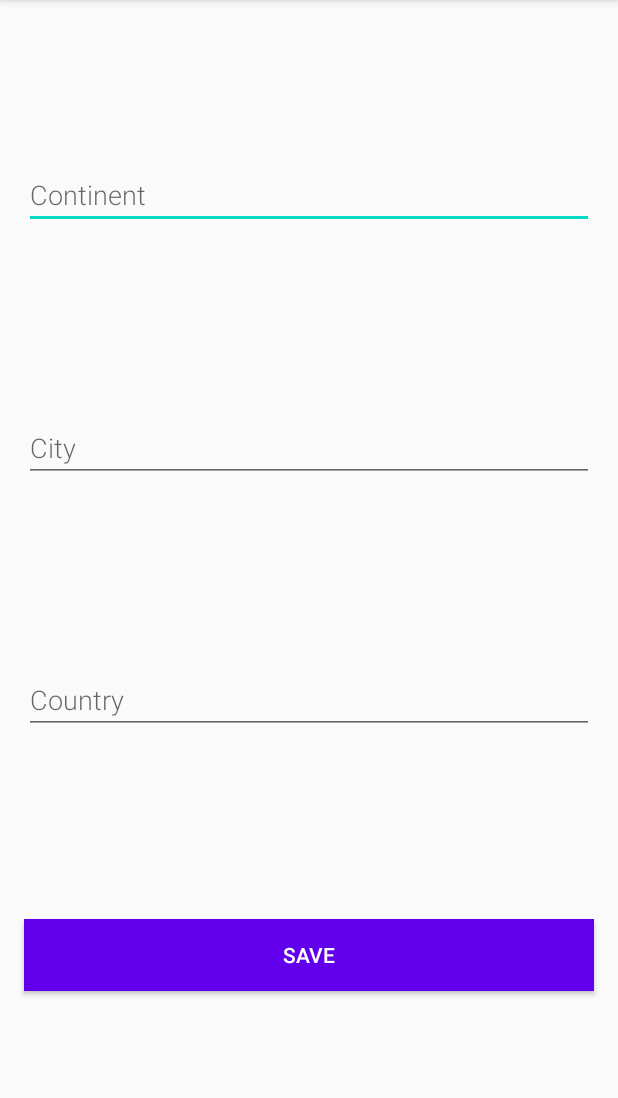
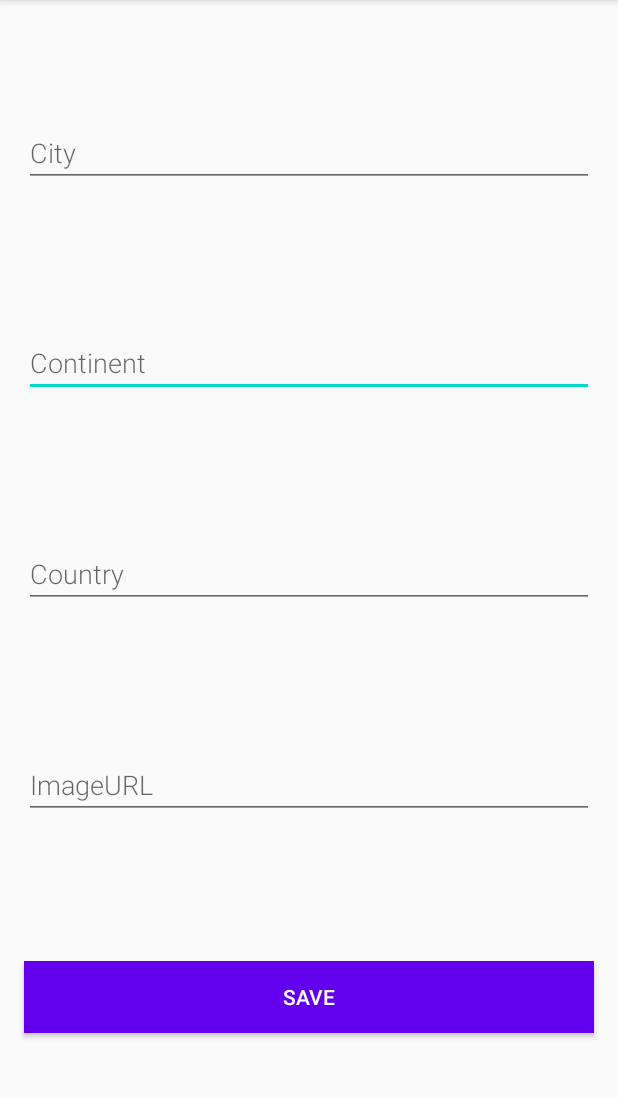
Before and after one commit to kiglarka/trip_planner, an Android app: the screen it shows after launch (NewTripActivity), after a tap on "Add new word", on a phone screen of 412 x 824 dp, the part 84-1182 px from its top. Run offline under Robolectric (Android 15) with nearby library versions, the phone set to English and light mode, and no system bars; our stand-ins replace CircleImageView, Picasso, Room's generated code; pictures from the network do not load.

Commit message:
add imageURL to DB and have imageg loaded by Picasso

```diff
--- a/TripPlanner/app/build.gradle
+++ b/TripPlanner/app/build.gradle
@@ -57,4 +57,8 @@ dependencies {
 // Testing
     androidTestImplementation "androidx.arch.core:core-testing:$rootProject.coreTestingVersion"
 
+// Picasso
+    implementation 'com.squareup.picasso:picasso:2.71828'
+
+
 }
--- a/TripPlanner/app/src/main/java/com/codecool/tripplanner/MainActivity.java
+++ b/TripPlanner/app/src/main/java/com/codecool/tripplanner/MainActivity.java
@@ -80,7 +80,7 @@ public class MainActivity extends AppCompatActivity {
         super.onActivityResult(requestCode, resultCode, data);
 
         if (requestCode == NEW_WORD_ACTIVITY_REQUEST_CODE && resultCode == RESULT_OK) {
-            Trip trip = new Trip(Objects.requireNonNull(data.getStringExtra(NewTripActivity.EXTRA_CITY)), data.getStringExtra(NewTripActivity.EXTRA_CONTINENT), data.getStringExtra(NewTripActivity.EXTRA_COUNTRY));
+            Trip trip = new Trip(Objects.requireNonNull(data.getStringExtra(NewTripActivity.EXTRA_CITY)), data.getStringExtra(NewTripActivity.EXTRA_CONTINENT), data.getStringExtra(NewTripActivity.EXTRA_COUNTRY), data.getStringExtra(NewTripActivity.EXTRA_IMAGE));
             tripViewModel.insert(trip);
         } else {
             Toast.makeText(
--- a/TripPlanner/app/src/main/java/com/codecool/tripplanner/NewTripActivity.java
+++ b/TripPlanner/app/src/main/java/com/codecool/tripplanner/NewTripActivity.java
@@ -15,10 +15,13 @@ public class NewTripActivity extends AppCompatActivity {
     public static final String EXTRA_CITY = "com.example.android.wordlistsql.REPLY";
     public static final String EXTRA_CONTINENT = "com.example.android.wordlistsql.REPLY1";
     public static final String EXTRA_COUNTRY = "com.example.android.wordlistsql.REPLY2";
+    public static final String EXTRA_IMAGE = "com.example.android.wordlistsql.REPLY3";
 
     private EditText addCity;
     private EditText addCountry;
     private EditText addContinent;
+    private EditText addImage;
+
 
 
     @Override
@@ -29,6 +32,7 @@ public class NewTripActivity extends AppCompatActivity {
         addCity = findViewById(R.id.add_city);
         addContinent = findViewById(R.id.add_continent);
         addCountry = findViewById(R.id.add_country);
+        addImage = findViewById(R.id.add_image);
 
 
         final Button button = findViewById(R.id.button_save);
@@ -41,10 +45,12 @@ public class NewTripActivity extends AppCompatActivity {
                     String city = addCity.getText().toString();
                     String continent = addContinent.getText().toString();
                     String country = addCountry.getText().toString();
+                    String image = addImage.getText().toString();
 
                     replyIntent.putExtra(EXTRA_CITY, city);
                     replyIntent.putExtra(EXTRA_CONTINENT, continent);
                     replyIntent.putExtra(EXTRA_COUNTRY, country);
+                    replyIntent.putExtra(EXTRA_IMAGE, image);
                     setResult(RESULT_OK, replyIntent);
                 }
                 finish();
--- a/TripPlanner/app/src/main/java/com/codecool/tripplanner/RecyclerViewAdapter.java
+++ b/TripPlanner/app/src/main/java/com/codecool/tripplanner/RecyclerViewAdapter.java
@@ -6,12 +6,17 @@ import android.view.LayoutInflater;
 import android.view.View;
 import android.view.ViewGroup;
 import android.widget.ImageButton;
+import android.widget.ImageView;
 import android.widget.TextView;
 
 import androidx.annotation.NonNull;
 import androidx.recyclerview.widget.RecyclerView;
 
 import com.bumptech.glide.Glide;
+import com.squareup.picasso.MemoryPolicy;
+import com.squareup.picasso.NetworkPolicy;
+import com.squareup.picasso.Picasso;
+import com.squareup.picasso.Target;
 
 import org.w3c.dom.Text;
 
@@ -24,19 +29,18 @@ public class RecyclerViewAdapter extends RecyclerView.Adapter<RecyclerViewAdapte
 
     class TripViewHolder extends RecyclerView.ViewHolder {
 
-        //private final CircleImageView image;
+        private final CircleImageView imageView;
         private final TextView cityView;
         private final TextView countryView;
         private final TextView continentView;
 
         private TripViewHolder(View itemView) {
             super(itemView);
-            //image = itemView.findViewById(R.id.image);
             cityView = itemView.findViewById(R.id.city);
             countryView = itemView.findViewById(R.id.country);
             continentView = itemView.findViewById(R.id.continent);
-
-        }
+            imageView = itemView.findViewById(R.id.image);
+                   }
     }
 
     private final LayoutInflater inflater;
@@ -57,7 +61,7 @@ public class RecyclerViewAdapter extends RecyclerView.Adapter<RecyclerViewAdapte
     @Override
     public void onBindViewHolder(@NonNull TripViewHolder holder, int position) {
 
-        /*
+         /*
         Glide.with(context)
                 .asBitmap()
                 .load(images.get(position))
@@ -69,6 +73,18 @@ public class RecyclerViewAdapter extends RecyclerView.Adapter<RecyclerViewAdapte
             holder.cityView.setText(current.getCity());
             holder.continentView.setText(current.getContinent());
             holder.countryView.setText(current.getCountry());
+
+            try {
+                Picasso.get()
+                        .load(current.getImage())
+                        .placeholder(R.drawable.ic_launcher_background)
+                        .resize(80,80)
+                        .centerCrop()
+                        .into(holder.imageView);
+            } catch (Exception e) {
+                Picasso.get().load(R.drawable.ic_launcher_background).into(holder.imageView);
+                e.toString();
+            }
 
         } else {
             holder.cityView.setText("No city found");
--- a/TripPlanner/app/src/main/java/com/codecool/tripplanner/Trip.java
+++ b/TripPlanner/app/src/main/java/com/codecool/tripplanner/Trip.java
@@ -15,13 +15,15 @@ public class Trip {
 
     private String continent;
     private String country;
+    private String image;
 
     //private String imgUrl;
 
-    public Trip(@NonNull String city, String continent, String country) {
+    public Trip(@NonNull String city, String continent, String country, String image) {
         this.city = city;
         this.continent = continent;
         this.country = country;
+        this.image = image;
     }
 
 
@@ -39,4 +41,8 @@ public class Trip {
     public String getCountry() {
         return country;
     }
+
+    public String getImage() {
+        return image;
+    }
 }
--- a/TripPlanner/app/src/main/java/com/codecool/tripplanner/TripRoomDatabase.java
+++ b/TripPlanner/app/src/main/java/com/codecool/tripplanner/TripRoomDatabase.java
@@ -31,17 +31,17 @@ public abstract class TripRoomDatabase extends RoomDatabase {
                 dao.deleteAll();
 
 
-                Trip trip = new Trip("Paris", "Europe", "France");
+                Trip trip = new Trip("Paris", "Europe", "France", "https://africana.arizona.edu/sites/africana.arizona.edu/files/Eiffel-Tower-Paris-France.jpg");
                 dao.insert(trip);
-                trip = new Trip("Copenhagen", "Europe", "Denmark");
+                trip = new Trip("Copenhagen", "Europe", "Denmark", "https://img.washingtonpost.com/blogs/wonkblog/files/2016/08/Nyhavn_copenhagen.jpg");
                 dao.insert(trip);
-                trip = new Trip("New York", "North America", "USA");
+                trip = new Trip("New York", "North America", "USA", "https://data.jigsawpuzzle.co.uk/clementoni.8/virtual-reality-new-york-jigsaw-puzzle-1000-pieces.60917-1.fs.jpg");
                 dao.insert(trip);
-                trip = new Trip("London", "Europe", "United Kingdom");
+                trip = new Trip("London", "Europe", "United Kingdom", "https://m.blog.hu/ku/kulturpart/2015-12-08/london-penzugyi-kozpont-londoniapro-62746.jpeg");
                 dao.insert(trip);
-                trip = new Trip("Rejkjavik", "Europe", "Iceland");
+                trip = new Trip("Rejkjavik", "Europe", "Iceland", "https://www.telegraph.co.uk/content/dam/Travel/Destinations/Europe/Iceland/Reykjavik/reykjavik-guide-lead-image-48-hours-xlarge.jpg");
                 dao.insert(trip);
-                trip = new Trip("Istanbul", "Europe", "Turkey");
+                trip = new Trip("Istanbul", "Europe", "Turkey", "https://idsb.tmgrup.com.tr/ly/uploads/images/2020/04/17/thumbs/800x531/31299.jpg");
                 dao.insert(trip);
 
 
--- a/TripPlanner/app/src/main/res/layout/activity_new_trip.xml
+++ b/TripPlanner/app/src/main/res/layout/activity_new_trip.xml
@@ -7,46 +7,44 @@
 
     <EditText
         android:id="@+id/add_continent"
-        android:layout_width="match_parent"
-        android:layout_height="wrap_content"
-        android:layout_margin="@dimen/big_padding"
-        android:fontFamily="sans-serif-light"
+        style="@style/add_trip"
         android:hint="@string/hint_continent"
-        android:inputType="textAutoComplete"
-        android:minHeight="@dimen/min_height"
-        android:textSize="18sp"
-        app:layout_constraintBottom_toTopOf="@+id/add_city"
-        app:layout_constraintTop_toTopOf="parent"
-        tools:layout_editor_absoluteX="16dp" />
+        app:layout_constraintBottom_toTopOf="@+id/add_country"
+        app:layout_constraintEnd_toEndOf="parent"
+        app:layout_constraintStart_toStartOf="parent"
+        app:layout_constraintTop_toBottomOf="@+id/add_city"
+        android:autofillHints="" />
 
     <EditText
         android:id="@+id/add_city"
-        android:layout_width="match_parent"
-        android:layout_height="wrap_content"
-        android:layout_margin="@dimen/big_padding"
-        android:fontFamily="sans-serif-light"
+        style="@style/add_trip"
         android:hint="@string/hint_city"
-        android:inputType="textAutoComplete"
-        android:minHeight="@dimen/min_height"
-        android:textSize="18sp"
-        app:layout_constraintBottom_toTopOf="@+id/add_country"
-        app:layout_constraintTop_toBottomOf="@+id/add_continent"
-        tools:layout_editor_absoluteX="16dp" />
+        app:layout_constraintBottom_toTopOf="@+id/add_continent"
+        app:layout_constraintEnd_toEndOf="parent"
+        app:layout_constraintStart_toStartOf="parent"
+        app:layout_constraintTop_toTopOf="parent"
+        android:autofillHints=""/>
 
 
     <EditText
         android:id="@+id/add_country"
-        android:layout_width="match_parent"
-        android:layout_height="wrap_content"
-        android:layout_margin="@dimen/big_padding"
-        android:fontFamily="sans-serif-light"
+        style="@style/add_trip"
         android:hint="@string/hint_country"
-        android:inputType="textAutoComplete"
-        android:minHeight="@dimen/min_height"
-        android:textSize="18sp"
+        app:layout_constraintBottom_toTopOf="@+id/add_image"
+        app:layout_constraintEnd_toEndOf="parent"
+        app:layout_constraintStart_toStartOf="parent"
+        app:layout_constraintTop_toBottomOf="@+id/add_continent"
+        android:autofillHints=""/>
+
+    <EditText
+        android:id="@+id/add_image"
+        style="@style/add_trip"
+        android:hint="@string/hint_image"
         app:layout_constraintBottom_toTopOf="@+id/button_save"
-        app:layout_constraintTop_toBottomOf="@+id/add_city"
-        tools:layout_editor_absoluteX="16dp" />
+        app:layout_constraintEnd_toEndOf="parent"
+        app:layout_constraintStart_toStartOf="parent"
+        app:layout_constraintTop_toBottomOf="@+id/add_country"
+        android:autofillHints=""/>
 
     <Button
         android:id="@+id/button_save"
@@ -57,7 +55,8 @@
         android:text="@string/button_save"
         android:textColor="@color/buttonLabel"
         app:layout_constraintBottom_toBottomOf="parent"
-        app:layout_constraintTop_toBottomOf="@+id/add_country"
-        tools:layout_editor_absoluteX="16dp" />
+        app:layout_constraintEnd_toEndOf="parent"
+        app:layout_constraintStart_toStartOf="parent"
+        app:layout_constraintTop_toBottomOf="@+id/add_image" />
 
 </androidx.constraintlayout.widget.ConstraintLayout>
--- a/TripPlanner/app/src/main/res/layout/layout_listitem.xml
+++ b/TripPlanner/app/src/main/res/layout/layout_listitem.xml
@@ -11,7 +11,6 @@
         android:id="@+id/image"
         android:layout_width="@dimen/image_size"
         android:layout_height="@dimen/image_size"
-        android:src="@drawable/ic_launcher_background"
         app:layout_constraintBottom_toBottomOf="parent"
         app:layout_constraintStart_toStartOf="parent"
         app:layout_constraintTop_toTopOf="parent" />
--- a/TripPlanner/app/src/main/res/values/strings.xml
+++ b/TripPlanner/app/src/main/res/values/strings.xml
@@ -10,4 +10,5 @@
     <string name="hint_country">Country</string>
     <string name="button_save">Save</string>
     <string name="no_trips">There are no trips available</string>
+    <string name="hint_image">ImageURL</string>
 </resources>
--- a/TripPlanner/app/src/main/res/values/styles.xml
+++ b/TripPlanner/app/src/main/res/values/styles.xml
@@ -7,4 +7,14 @@
         <item name="colorAccent">@color/colorAccent</item>
     </style>
 
+    <style name="add_trip">
+        <item name="android:layout_width">match_parent</item>
+        <item name="android:layout_margin">@dimen/big_padding</item>
+        <item name="android:layout_height">wrap_content</item>
+        <item name="android:fontFamily">sans-serif-light</item>
+        <item name="android:inputType">textAutoComplete</item>
+        <item name="android:minHeight">@dimen/min_height</item>
+        <item name="android:textSize">18sp</item>
+    </style>
+
 </resources>
```
